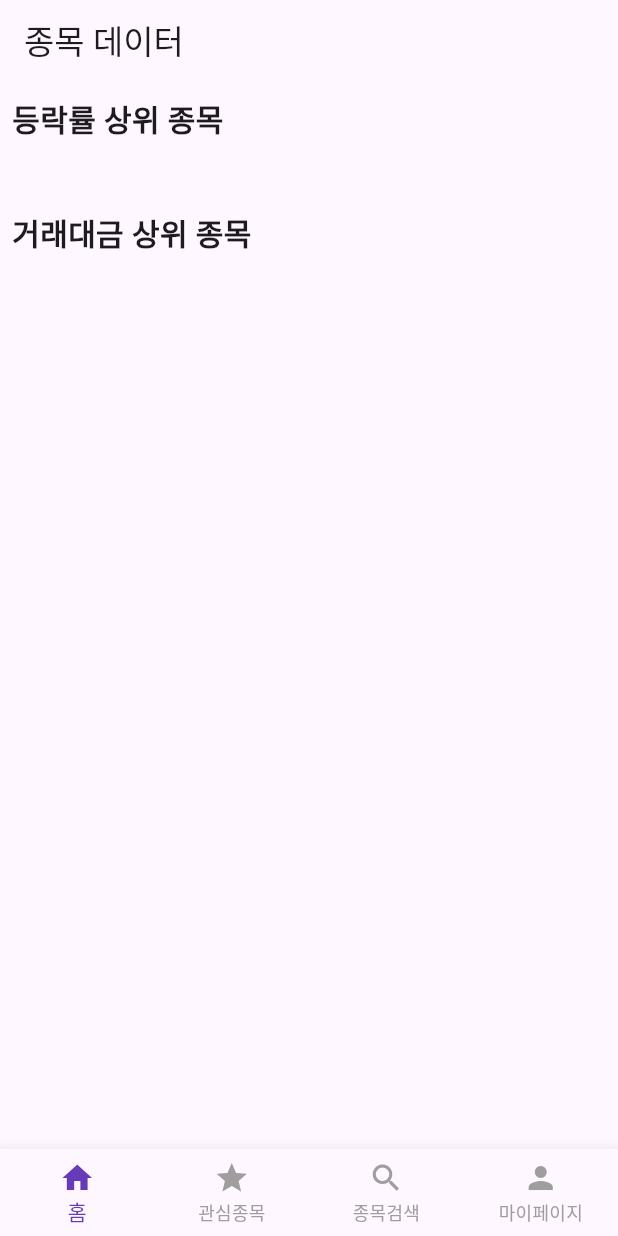
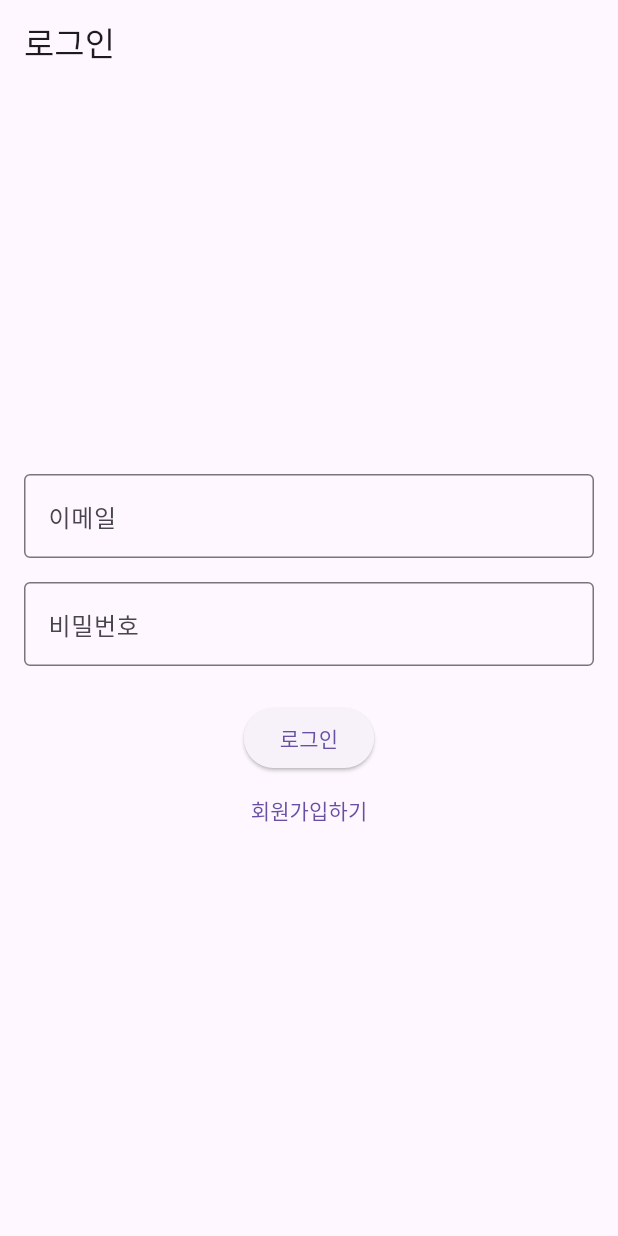
Before and after one commit to jhdodev/StocksTalk, a Flutter app: the screen it shows after launch, on a phone screen of 412 x 824 dp. Run offline on Flutter 3.47's test engine with Material 3 defaults, Android fonts, the phone set to English and light mode, and no system bars; our stand-ins replace firebase_auth, firebase_core, firebase_database, flutter_dotenv; accounts and stored records are empty; generated files the repository leaves out were written again.

Commit message:
[feature] 로그인 기능 추가

```diff
--- a/lib/main.dart
+++ b/lib/main.dart
@@ -6,9 +6,11 @@ import 'package:provider/provider.dart';
 import 'package:stockstalk/src/repositories/favorites_repository.dart';
 import 'package:stockstalk/src/repositories/stock_repository.dart';
 import 'package:stockstalk/src/services/stock_service.dart';
+import 'package:stockstalk/src/view_models/auth_view_model.dart';
 import 'package:stockstalk/src/view_models/favorites_view_model.dart';
 import 'package:stockstalk/src/view_models/home_view_model.dart';
 import 'package:stockstalk/src/view_models/search_view_model.dart';
+import 'package:stockstalk/src/views/pages/login_page.dart';
 import 'firebase_options.dart';
 import 'src/views/widgets/bottom_nav_bar.dart';
 import 'src/views/pages/home_page.dart';
@@ -40,6 +42,9 @@ void main() async {
     MultiProvider(
       providers: [
         ChangeNotifierProvider(
+          create: (_) => AuthViewModel(),
+        ),
+        ChangeNotifierProvider(
           create: (_) => HomeViewModel(stockRepository),
         ),
         ChangeNotifierProvider(
@@ -59,10 +64,17 @@ class StockstalkApp extends StatelessWidget {
 
   @override
   Widget build(BuildContext context) {
-    return const MaterialApp(
+    return MaterialApp(
       debugShowCheckedModeBanner: false,
       title: 'Stockstalk',
-      home: MainPage(),
+      home: Consumer<AuthViewModel>(
+        builder: (context, authViewModel, child) {
+          if (authViewModel.isLoggedIn) {
+            return const MainPage();
+          }
+          return const LoginPage();
+        },
+      ),
     );
   }
 }
--- /dev/null
+++ b/lib/src/view_models/auth_view_model.dart
@@ -0,0 +1,69 @@
+// lib/src/view_models/auth_view_model.dart
+import 'package:firebase_auth/firebase_auth.dart';
+import 'package:flutter/foundation.dart';
+
+class AuthViewModel extends ChangeNotifier {
+  final FirebaseAuth _auth = FirebaseAuth.instance;
+  User? _user;
+  bool _isLoading = false;
+  String? _error;
+
+  AuthViewModel() {
+    _auth.authStateChanges().listen((User? user) {
+      _user = user;
+      notifyListeners();
+    });
+  }
+
+  User? get user => _user;
+  bool get isLoading => _isLoading;
+  String? get error => _error;
+  bool get isLoggedIn => _user != null;
+
+  Future<void> signInWithEmail(String email, String password) async {
+    try {
+      _isLoading = true;
+      _error = null;
+      notifyListeners();
+
+      await _auth.signInWithEmailAndPassword(
+        email: email,
+        password: password,
+      );
+    } catch (e) {
+      _error = e.toString();
+      notifyListeners();
+    } finally {
+      _isLoading = false;
+      notifyListeners();
+    }
+  }
+
+  Future<void> signUpWithEmail(String email, String password) async {
+    try {
+      _isLoading = true;
+      _error = null;
+      notifyListeners();
+
+      await _auth.createUserWithEmailAndPassword(
+        email: email,
+        password: password,
+      );
+    } catch (e) {
+      _error = e.toString();
+      notifyListeners();
+    } finally {
+      _isLoading = false;
+      notifyListeners();
+    }
+  }
+
+  Future<void> signOut() async {
+    try {
+      await _auth.signOut();
+    } catch (e) {
+      _error = e.toString();
+      notifyListeners();
+    }
+  }
+}
--- /dev/null
+++ b/lib/src/views/pages/login_page.dart
@@ -0,0 +1,99 @@
+// lib/src/views/pages/login_page.dart
+import 'package:flutter/material.dart';
+import 'package:provider/provider.dart';
+import '../../view_models/auth_view_model.dart';
+
+class LoginPage extends StatefulWidget {
+  const LoginPage({super.key});
+
+  @override
+  State<LoginPage> createState() => _LoginPageState();
+}
+
+class _LoginPageState extends State<LoginPage> {
+  final _emailController = TextEditingController();
+  final _passwordController = TextEditingController();
+  bool _isSignUp = false;
+
+  @override
+  void dispose() {
+    _emailController.dispose();
+    _passwordController.dispose();
+    super.dispose();
+  }
+
+  @override
+  Widget build(BuildContext context) {
+    return Scaffold(
+      appBar: AppBar(
+        title: Text(_isSignUp ? '회원가입' : '로그인'),
+      ),
+      body: Consumer<AuthViewModel>(
+        builder: (context, authViewModel, _) {
+          if (authViewModel.isLoading) {
+            return const Center(child: CircularProgressIndicator());
+          }
+
+          return Padding(
+            padding: const EdgeInsets.all(16.0),
+            child: Column(
+              mainAxisAlignment: MainAxisAlignment.center,
+              children: [
+                TextField(
+                  controller: _emailController,
+                  decoration: const InputDecoration(
+                    labelText: '이메일',
+                    border: OutlineInputBorder(),
+                  ),
+                  keyboardType: TextInputType.emailAddress,
+                ),
+                const SizedBox(height: 16),
+                TextField(
+                  controller: _passwordController,
+                  decoration: const InputDecoration(
+                    labelText: '비밀번호',
+                    border: OutlineInputBorder(),
+                  ),
+                  obscureText: true,
+                ),
+                if (authViewModel.error != null)
+                  Padding(
+                    padding: const EdgeInsets.only(top: 16),
+                    child: Text(
+                      authViewModel.error!,
+                      style: const TextStyle(color: Colors.red),
+                    ),
+                  ),
+                const SizedBox(height: 24),
+                ElevatedButton(
+                  onPressed: () async {
+                    if (_isSignUp) {
+                      await authViewModel.signUpWithEmail(
+                        _emailController.text,
+                        _passwordController.text,
+                      );
+                    } else {
+                      await authViewModel.signInWithEmail(
+                        _emailController.text,
+                        _passwordController.text,
+                      );
+                    }
+                  },
+                  child: Text(_isSignUp ? '회원가입' : '로그인'),
+                ),
+                TextButton(
+                  onPressed: () {
+                    setState(() {
+                      _isSignUp = !_isSignUp;
+                    });
+                  },
+                  child: Text(_isSignUp ? '로그인하기' : '회원가입하기'),
+                ),
+              ],
+            ),
+          );
+        },
+      ),
+    );
+  }
+}
--- a/pubspec.yaml
+++ b/pubspec.yaml
@@ -20,6 +20,8 @@ dependencies:
   intl: ^0.19.0
   provider: ^6.1.2
   firebase_database: ^11.1.4
+  firebase_auth: ^5.3.1
+  google_sign_in: ^6.2.1
 
 dev_dependencies:
   flutter_test:
```
Also changed, not shown: lib/src/repositories/favorites_repository.dart (+24 -7 lines), pubspec.lock, 5 other files.
